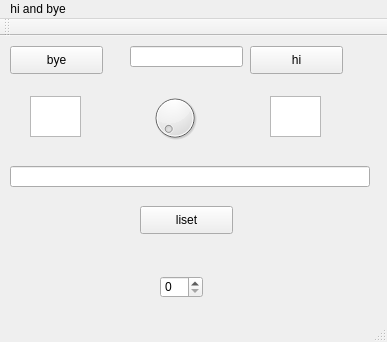
Above: mainwindow.ui from Daikiiii/Github_Qt_test before the change. Below: the same form after it.
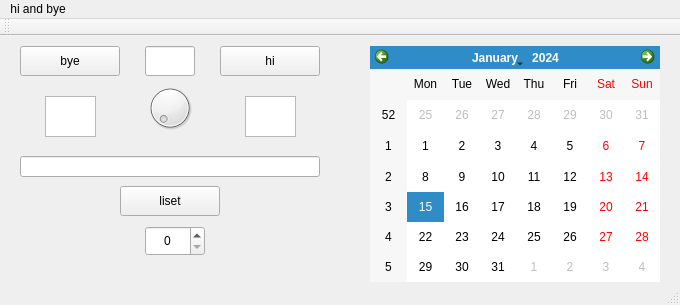
That is the form after the change.

What changed in the file:
```diff
--- a/mainwindow.ui
+++ b/mainwindow.ui
@@ -6,8 +6,8 @@
    <rect>
     <x>0</x>
     <y>0</y>
-    <width>387</width>
-    <height>342</height>
+    <width>680</width>
+    <height>305</height>
    </rect>
   </property>
   <property name="windowTitle">
@@ -17,9 +17,9 @@
    <widget class="QLineEdit" name="lineEdit">
     <property name="geometry">
      <rect>
-      <x>10</x>
-      <y>130</y>
-      <width>360</width>
+      <x>20</x>
+      <y>120</y>
+      <width>300</width>
       <height>21</height>
      </rect>
     </property>
@@ -30,10 +30,10 @@
    <widget class="QPushButton" name="bye">
     <property name="geometry">
      <rect>
-      <x>10</x>
+      <x>20</x>
       <y>10</y>
-      <width>93</width>
-      <height>28</height>
+      <width>100</width>
+      <height>30</height>
      </rect>
     </property>
     <property name="text">
@@ -43,10 +43,10 @@
    <widget class="QPushButton" name="hi">
     <property name="geometry">
      <rect>
-      <x>250</x>
+      <x>220</x>
       <y>10</y>
-      <width>93</width>
-      <height>28</height>
+      <width>100</width>
+      <height>30</height>
      </rect>
     </property>
     <property name="text">
@@ -56,7 +56,7 @@
    <widget class="QTextEdit" name="bye_number">
     <property name="geometry">
      <rect>
-      <x>30</x>
+      <x>45</x>
       <y>60</y>
       <width>51</width>
       <height>41</height>
@@ -66,7 +66,7 @@
    <widget class="QTextEdit" name="hi_number">
     <property name="geometry">
      <rect>
-      <x>270</x>
+      <x>245</x>
       <y>60</y>
       <width>51</width>
       <height>41</height>
@@ -76,8 +76,8 @@
    <widget class="QDial" name="day">
     <property name="geometry">
      <rect>
-      <x>150</x>
-      <y>50</y>
+      <x>145</x>
+      <y>40</y>
       <width>50</width>
       <height>64</height>
      </rect>
@@ -86,10 +86,10 @@
    <widget class="QPushButton" name="liset_button">
     <property name="geometry">
      <rect>
-      <x>140</x>
-      <y>170</y>
-      <width>93</width>
-      <height>28</height>
+      <x>120</x>
+      <y>150</y>
+      <width>100</width>
+      <height>30</height>
      </rect>
     </property>
     <property name="text">
@@ -99,20 +99,39 @@
    <widget class="QSpinBox" name="spinBox">
     <property name="geometry">
      <rect>
-      <x>160</x>
-      <y>240</y>
-      <width>43</width>
-      <height>22</height>
+      <x>145</x>
+      <y>190</y>
+      <width>60</width>
+      <height>30</height>
      </rect>
     </property>
+    <property name="alignment">
+     <set>Qt::AlignCenter</set>
+    </property>
    </widget>
    <widget class="QLineEdit" name="compare">
     <property name="geometry">
      <rect>
-      <x>130</x>
+      <x>145</x>
       <y>10</y>
-      <width>113</width>
-      <height>21</height>
+      <width>50</width>
+      <height>30</height>
+     </rect>
+    </property>
+    <property name="autoFillBackground">
+     <bool>false</bool>
+    </property>
+    <property name="alignment">
+     <set>Qt::AlignCenter</set>
+    </property>
+   </widget>
+   <widget class="QCalendarWidget" name="calendarWidget">
+    <property name="geometry">
+     <rect>
+      <x>370</x>
+      <y>10</y>
+      <width>290</width>
+      <height>236</height>
      </rect>
     </property>
    </widget>
@@ -122,7 +141,7 @@
     <rect>
      <x>0</x>
      <y>0</y>
-     <width>387</width>
+     <width>680</width>
      <height>26</height>
     </rect>
    </property>
```
